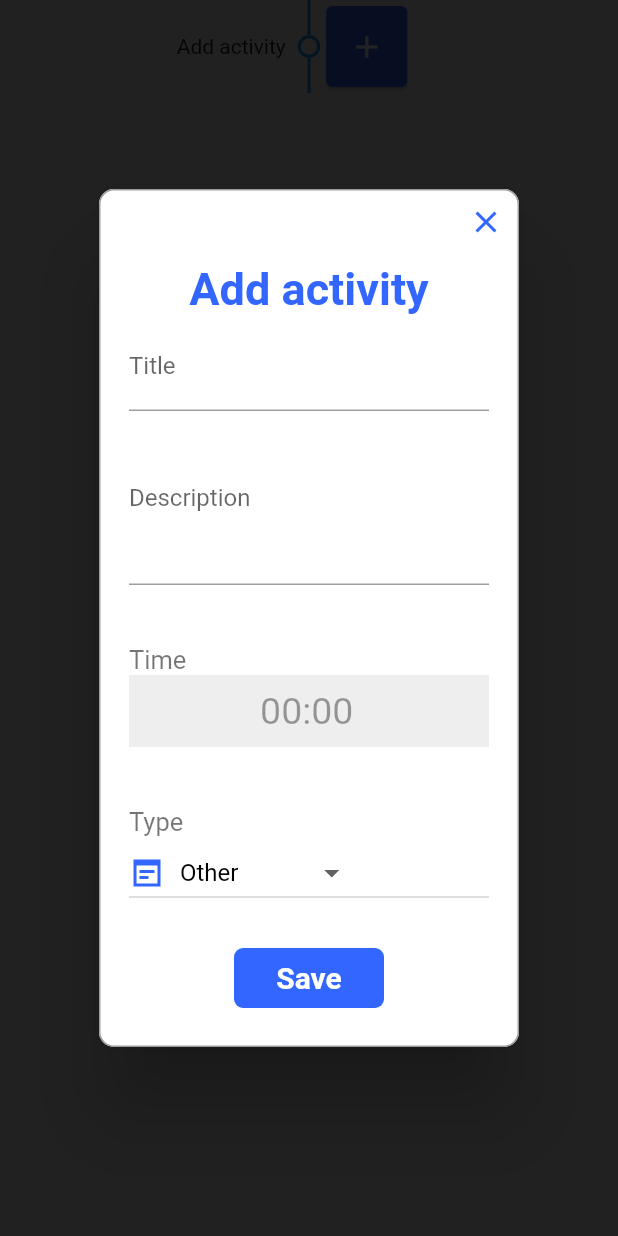
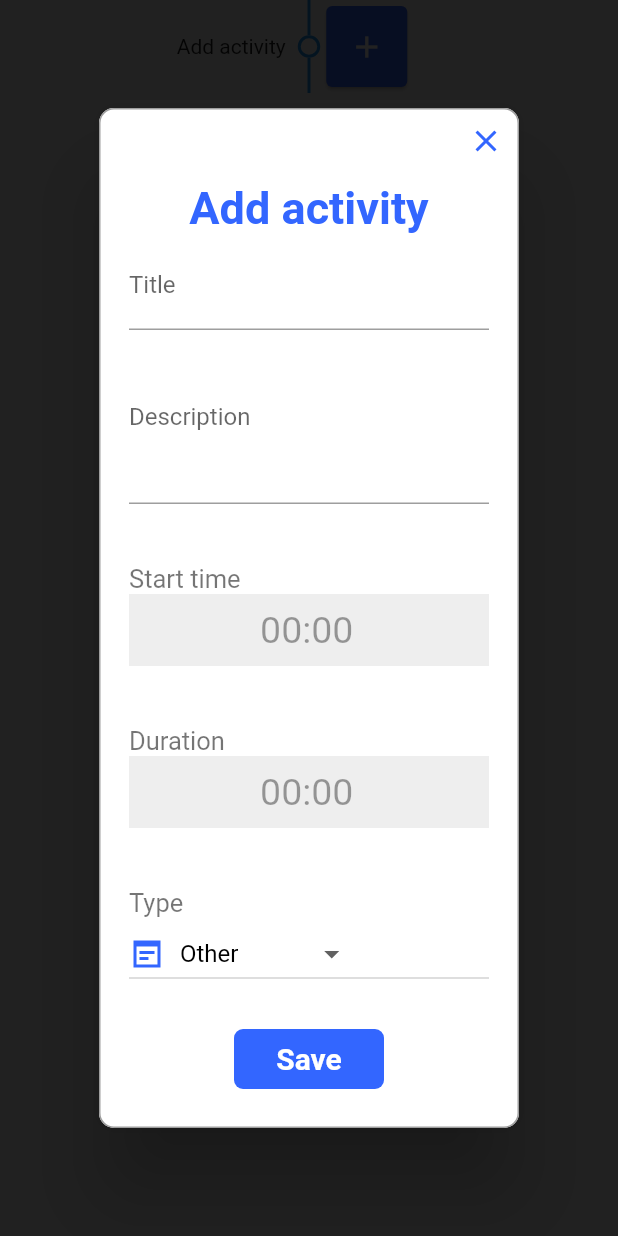
Before and after one commit to LFGaius/My-Day-App, a Flutter app: the TabBarViewTimeline widget shown alone on an empty page, opened directly, after a tap on the "add" icon, on a phone screen of 412 x 824 dp. Run offline on Flutter 3.47's test engine with Material 2 defaults, Android fonts, the phone set to English and light mode, and no system bars; drawn by our look-alikes of rflutter_alert, timelines; our stand-ins replace dots_indicator, flutter_local_notifications, fluttertoast, sembast, shared_preferences, timezone; missing offline and left inert: fitted_text_field_container, pedantic; accounts and stored records are empty; statements that could not run were skipped.

Commit message:
duration implementation

```diff
--- a/lib/models/activity.dart
+++ b/lib/models/activity.dart
@@ -5,5 +5,6 @@ class Activity {
   final String type;
   final String time;
   final String date;
-  Activity(this.id,this.title,this.description, this.type, this.time, this.date);
+  final String duration;
+  Activity(this.id,this.title,this.description, this.type, this.time, this.date, this.duration);
 }
--- a/lib/widgets/tab_bar_view_timeline.dart
+++ b/lib/widgets/tab_bar_view_timeline.dart
@@ -29,6 +29,7 @@ class TabBarViewTimeline extends StatefulWidget {
 
 class _TabBarViewTimelineState extends State<TabBarViewTimeline> {
   TextEditingController timeController = TextEditingController();
+  TextEditingController durationController = TextEditingController();
   TextEditingController titleController = TextEditingController();
   TextEditingController descriptionController = TextEditingController();
   List<Activity> activities=[];
@@ -80,7 +81,9 @@ class _TabBarViewTimelineState extends State<TabBarViewTimeline> {
                 snapshot.value['description'],
                 snapshot.value['type'],
                 snapshot.value['time'],
-                snapshot.value['date']);
+                snapshot.value['date'],
+                snapshot.value['duration']
+            );
             return act;
           }).toList();
           timesCHain=temp;
@@ -116,7 +119,8 @@ class _TabBarViewTimelineState extends State<TabBarViewTimeline> {
               '',
               'Other',
               '00:00',
-               'dd-mm-yy'
+              'dd-mm-yy',
+              '00:00'
           )),
           child: Card(
             color: ConfigDatas.appBlueColor,
@@ -136,7 +140,7 @@ class _TabBarViewTimelineState extends State<TabBarViewTimeline> {
           color: Colors.orangeAccent,
           child: Container(
             width: MediaQuery.of(context).size.width*0.3,
-            height: 90,
+            // height: 90,
             padding: const EdgeInsets.all(8.0),
             child: Column(
               mainAxisAlignment: MainAxisAlignment.start,
@@ -167,6 +171,25 @@ class _TabBarViewTimelineState extends State<TabBarViewTimeline> {
                           fontWeight: FontWeight.bold,
                           color: Colors.white
                       ),
+                    ),
+                    Row(
+                      mainAxisAlignment: MainAxisAlignment.center,
+                      children: [
+                        Icon(
+                          Icons.access_time_sharp,
+                          size: 12,
+                          color: Colors.black87,
+                        ),
+                        Text(
+                          activities[index].duration,
+                          overflow: TextOverflow.ellipsis,
+                          style: TextStyle(
+                            fontSize: 12,
+                            fontWeight: FontWeight.bold,
+                            color: Colors.black87
+                          ),
+                        ),
+                      ],
                     ),
                   ]
                 )
@@ -199,6 +222,7 @@ class _TabBarViewTimelineState extends State<TabBarViewTimeline> {
         titleController.text = activity.title;
         descriptionController.text = activity.description;
         timeController.text=activity.time;
+        durationController.text=activity.duration;
         selectedActivityType=activity.type;
       }
       Alert(
@@ -256,9 +280,11 @@ class _TabBarViewTimelineState extends State<TabBarViewTimeline> {
                   labelText: 'Description',
                 ),
               ),
-              SizedBox(height: 40,),
-              TimePicker(readOnly: mode=='view',timeController: timeController),
-              SizedBox(height: 40,),
+              SizedBox(height: 40),
+              TimePicker(label:'Start time',readOnly: mode=='view',timeController: timeController),
+              SizedBox(height: 40),
+              TimePicker(label:'Duration',readOnly: mode=='view',timeController: durationController),
+              SizedBox(height: 40),
               Column(
                 crossAxisAlignment: CrossAxisAlignment.stretch,
                 children: [
@@ -316,17 +342,36 @@ class _TabBarViewTimelineState extends State<TabBarViewTimeline> {
                 var targetDt=tz.TZDateTime.local(now.year,now.month,now.day,int.parse(timeController.text.split(':')[0]),int.parse(timeController.text.split(':')[1]));
                 print('now: ${now} targetDt: ${targetDt}');
                 if(_now.isBefore(targetDt)){
-                  int activityId=await saveActivity(new Activity(
+                  List<String> dSplited=durationController.text.split(':');
+                  var _hours=int.parse(dSplited[0]);
+                  var _minutes=int.parse(dSplited[1]);
+                  var endTime=_now.add(Duration(hours: _hours,minutes: _minutes));
+                  if((_hours+_minutes)>0 && endTime.isBefore(DateTime(now.year,now.month,now.day,23,59,59))) {
+                    int activityId = await saveActivity(new Activity(
                         activity?.id,
                         titleController.text,
                         descriptionController.text,
                         selectedActivityType,
                         timeController.text,
-                      '${_now.day}-${_now.month}-${_now.year}'
+                        '${_now.day}-${_now.month}-${_now.year}',
+                        durationController.text
                     ));
-                  int secondsToSchedule=((targetDt.millisecondsSinceEpoch-_now.millisecondsSinceEpoch)/1000).toInt();
-                  scheduleAlarm(activityId, activity.time,secondsToSchedule==0?1:secondsToSchedule,titleController.text);
+                    int secondsToSchedule = ((targetDt.millisecondsSinceEpoch -
+                        _now.millisecondsSinceEpoch) / 1000).toInt();
+                    scheduleAlarm(activityId, activity.time,
+                        secondsToSchedule == 0 ? 1 : secondsToSchedule,
+                        titleController.text);
                     Navigator.pop(context);
+                  }else
+                    Fluttertoast.showToast(
+                        msg: "Invalid duration! Please enter a duration greater than 0 and less than the remaining time in the day",
+                        toastLength: Toast.LENGTH_SHORT,
+                        gravity: ToastGravity.CENTER,
+                        timeInSecForIosWeb: 1,
+                        backgroundColor: Colors.redAccent,
+                        textColor: Colors.white,
+                        fontSize: 16.0
+                    );
                 }else{
                   Fluttertoast.showToast(
                       msg: "Time passed! Please enter a future time",
@@ -415,7 +460,8 @@ class _TabBarViewTimelineState extends State<TabBarViewTimeline> {
             'description': activity.description,
             'type': activity.type,
             'time': activity.time,
-            'date': activity.date
+            'date': activity.date,
+            'duration': activity.duration
           });
         });
       }else {
@@ -425,7 +471,8 @@ class _TabBarViewTimelineState extends State<TabBarViewTimeline> {
             'title': activity.title,
             'description': activity.description,
             'type': activity.type,
-            'time': activity.date
+            'time': activity.date,
+            'duration': activity.duration
           });
         });
       }
--- a/lib/widgets/time_picker.dart
+++ b/lib/widgets/time_picker.dart
@@ -4,8 +4,9 @@ import 'package:intl/intl.dart';
 class TimePicker extends StatefulWidget {
   final TextEditingController timeController;
   final bool readOnly;
+  final String label;
 
-  const TimePicker({Key key, this.timeController, this.readOnly}) : super(key: key);
+  const TimePicker({Key key, this.timeController, this.readOnly, this.label}) : super(key: key);
   @override
   _TimePickerState createState() => _TimePickerState();
 }
@@ -19,6 +20,12 @@ class _TimePickerState extends State<TimePicker> {
   Future<Null> _selectTime(BuildContext context) async {
     final TimeOfDay picked = await showTimePicker(
       context: context,
+      builder: (BuildContext context, Widget child) {
+        return MediaQuery(
+          data: MediaQuery.of(context).copyWith(alwaysUse24HourFormat: true),
+          child: child,
+        );
+      },
       initialTime: selectedTime,
     );
     if (picked != null) {
@@ -50,7 +57,7 @@ class _TimePickerState extends State<TimePicker> {
             crossAxisAlignment: CrossAxisAlignment.start,
             children: <Widget>[
               Text(
-                'Time',
+                widget.label,
                 textAlign: TextAlign.start,
                 style: TextStyle(
                   fontWeight: FontWeight.normal,
```
Also changed, not shown: lib/pages/goal_remind_page.dart (+5 -4 lines). Lines whose indentation alone changed are shown as unchanged.
